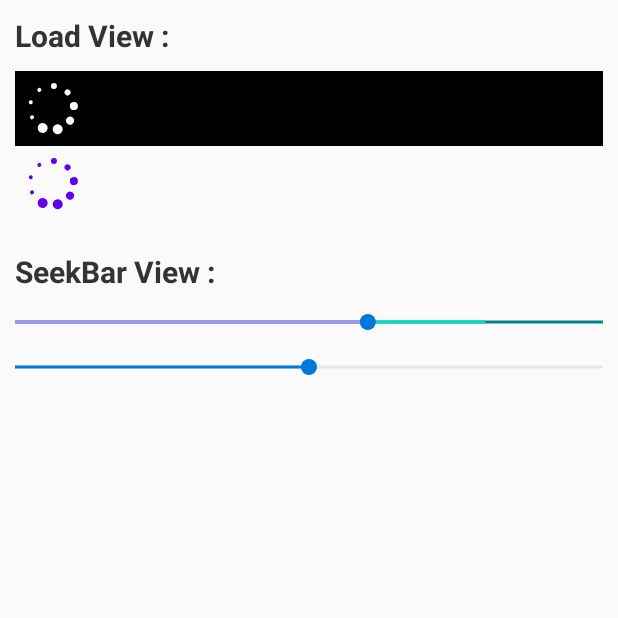
After one commit to ywl5320/wlmedia, an Android app: the WlCustomViewActivity screen opened directly, with no data from a screen before it, on a phone screen of 412 x 824 dp, the top half of it. The commit adds this screen. Run offline under Robolectric (Android 15) with nearby library versions, the phone set to English and light mode, and no system bars.

Commit message:
完善 demo

```diff
--- a/wlmedia_sample/app/src/main/AndroidManifest.xml
+++ b/wlmedia_sample/app/src/main/AndroidManifest.xml
@@ -70,6 +70,10 @@
             android:configChanges="orientation|keyboard|locale|screenSize|layoutDirection"
             android:screenOrientation="portrait"
             android:theme="@style/Theme.Play" />
+        <activity
+            android:name="com.ywl5320.wlmedia.example.WlCustomViewActivity"
+            android:screenOrientation="portrait"
+            android:theme="@style/Theme.Play" />
     </application>
 
 </manifest>
--- a/wlmedia_sample/app/src/main/java/com/ywl5320/wlmedia/example/MainActivity.java
+++ b/wlmedia_sample/app/src/main/java/com/ywl5320/wlmedia/example/MainActivity.java
@@ -74,6 +74,10 @@ public class MainActivity extends AppCompatActivity {
         startActivity(new Intent(this, WlMediaUtilActivity.class));
     }
 
+    public void onClickCustomView(View view){
+        startActivity(new Intent(this, WlCustomViewActivity.class));
+    }
+
     private void copyFiles() {
         progressDialog = new ProgressDialog(this);
         progressDialog.setMessage("测试视频拷贝中");
--- /dev/null
+++ b/wlmedia_sample/app/src/main/java/com/ywl5320/wlmedia/example/WlCustomViewActivity.java
@@ -0,0 +1,74 @@
+package com.ywl5320.wlmedia.example;
+
+import android.os.Bundle;
+
+import androidx.annotation.Nullable;
+import androidx.appcompat.app.AppCompatActivity;
+
+import com.ywl5320.wlmedia.widget.WlCircleLoadView;
+import com.ywl5320.wlmedia.widget.WlSeekBar;
+
+/**
+ * @author ywl5320
+ * @date 2021/5/16
+ */
+public class WlCustomViewActivity extends AppCompatActivity {
+
+    private WlCircleLoadView wlLoadView1;
+    private WlCircleLoadView wlLoadView2;
+    private WlSeekBar wlSeekBar1;
+    private WlSeekBar wlSeekBar2;
+
+    @Override
+    protected void onCreate(@Nullable Bundle savedInstanceState) {
+        super.onCreate(savedInstanceState);
+        setContentView(R.layout.activity_customview_layout);
+        wlLoadView1 = findViewById(R.id.wl_loadview1);
+        wlLoadView2 = findViewById(R.id.wl_loadview2);
+
+        wlLoadView1.setColor(R.color.white);
+        wlLoadView2.setColor(R.color.purple_500);
+
+        wlSeekBar1 = findViewById(R.id.wl_seekbar1);
+        wlSeekBar2 = findViewById(R.id.wl_seekbar2);
+
+        wlSeekBar1.setColorBg(R.color.teal_700);
+        wlSeekBar1.setColorBuffer(R.color.teal_200);
+        wlSeekBar1.setColorProgress(R.color.purple_200);
+        wlSeekBar1.setProgress(0.6, 0.8);
+        wlSeekBar1.setOnWlSeekBarChangeListener(new WlSeekBar.OnWlSeekBarChangeListener() {
+            @Override
+            public void onStart(double v) {
+
+            }
+
+            @Override
+            public void onMove(double v) {
+
+            }
+
+            @Override
+            public void onEnd(double v) {
+
+            }
+        });
+
+        wlSeekBar2.setProgress(0.5);
+        wlSeekBar2.setOnWlSeekBarChangeListener(new WlSeekBar.OnWlSeekBarChangeListener() {
+            @Override
+            public void onStart(double v) {
+
+            }
+
+            @Override
+            public void onMove(double v) {
+
+            }
+
+            @Override
+            public void onEnd(double v) {
+
+            }
+        });
+    }
+}
--- a/wlmedia_sample/app/src/main/java/com/ywl5320/wlmedia/example/WlMediaUtilActivity.java
+++ b/wlmedia_sample/app/src/main/java/com/ywl5320/wlmedia/example/WlMediaUtilActivity.java
@@ -40,13 +40,7 @@ public class WlMediaUtilActivity extends AppCompatActivity {
                 wlMediaUtil.setSource(getFilesDir().getAbsolutePath() + "/testvideos/yfx.mp4");
                 int ret = wlMediaUtil.openSource();
                 WlLog.d("open source ret = " + ret);
-                WlTrackInfoBean[] tracks = wlMediaUtil.getAudioTracks();
-                if (tracks != null) {
-                    for (WlTrackInfoBean trackInfoBean : tracks) {
-                        WlLog.d(trackInfoBean.toString());
-                    }
-                }
-                Bitmap bitmap = wlMediaUtil.getVideoFrame(0, false);
+                Bitmap bitmap = wlMediaUtil.getVideoFrame(50, false);
                 if (bitmap != null) {
                     WlLog.d("get video bitmap " + bitmap.getWidth() + "*" + bitmap.getHeight());
                     Message message = Message.obtain();
--- /dev/null
+++ b/wlmedia_sample/app/src/main/res/layout/activity_customview_layout.xml
@@ -0,0 +1,52 @@
+<?xml version="1.0" encoding="utf-8"?>
+<LinearLayout xmlns:android="http://schemas.android.com/apk/res/android"
+    xmlns:app="http://schemas.android.com/apk/res-auto"
+    xmlns:tools="http://schemas.android.com/tools"
+    android:layout_width="match_parent"
+    android:layout_height="match_parent"
+    tools:context=".WlCustomViewActivity"
+    android:orientation="vertical"
+    android:padding="10dp">
+
+    <TextView
+        android:layout_width="wrap_content"
+        android:layout_height="wrap_content"
+        android:text="Load View :"
+        android:textSize="20dp"
+        android:textColor="#333333"
+        android:textStyle="bold"/>
+    <LinearLayout
+        android:layout_width="match_parent"
+        android:layout_height="wrap_content"
+        android:orientation="vertical"
+        android:background="#000000"
+        android:layout_marginTop="10dp">
+        <com.ywl5320.wlmedia.widget.WlCircleLoadView
+            android:id="@+id/wl_loadview1"
+            android:layout_width="50dp"
+            android:layout_height="50dp"/>
+    </LinearLayout>
+    <com.ywl5320.wlmedia.widget.WlCircleLoadView
+        android:id="@+id/wl_loadview2"
+        android:layout_width="50dp"
+        android:layout_height="50dp"/>
+
+    <TextView
+        android:layout_width="wrap_content"
+        android:layout_height="wrap_content"
+        android:text="SeekBar View :"
+        android:textSize="20dp"
+        android:textColor="#333333"
+        android:textStyle="bold"
+        android:layout_marginTop="20dp"/>
+    <com.ywl5320.wlmedia.widget.WlSeekBar
+        android:id="@+id/wl_seekbar1"
+        android:layout_width="match_parent"
+        android:layout_height="20dp"
+        android:layout_marginTop="10dp"/>
+    <com.ywl5320.wlmedia.widget.WlSeekBar
+        android:id="@+id/wl_seekbar2"
+        android:layout_width="match_parent"
+        android:layout_height="20dp"
+        android:layout_marginTop="10dp"/>
+</LinearLayout>
--- a/wlmedia_sample/app/src/main/res/layout/activity_main.xml
+++ b/wlmedia_sample/app/src/main/res/layout/activity_main.xml
@@ -62,4 +62,11 @@
         android:onClick="onClickWlMediaUtil"
         android:text="获取视频缩略图" />
 
+    <Button
+        android:layout_width="match_parent"
+        android:layout_height="wrap_content"
+        android:layout_marginTop="10dp"
+        android:onClick="onClickCustomView"
+        android:text="自定义view样式" />
+
 </LinearLayout>
```
